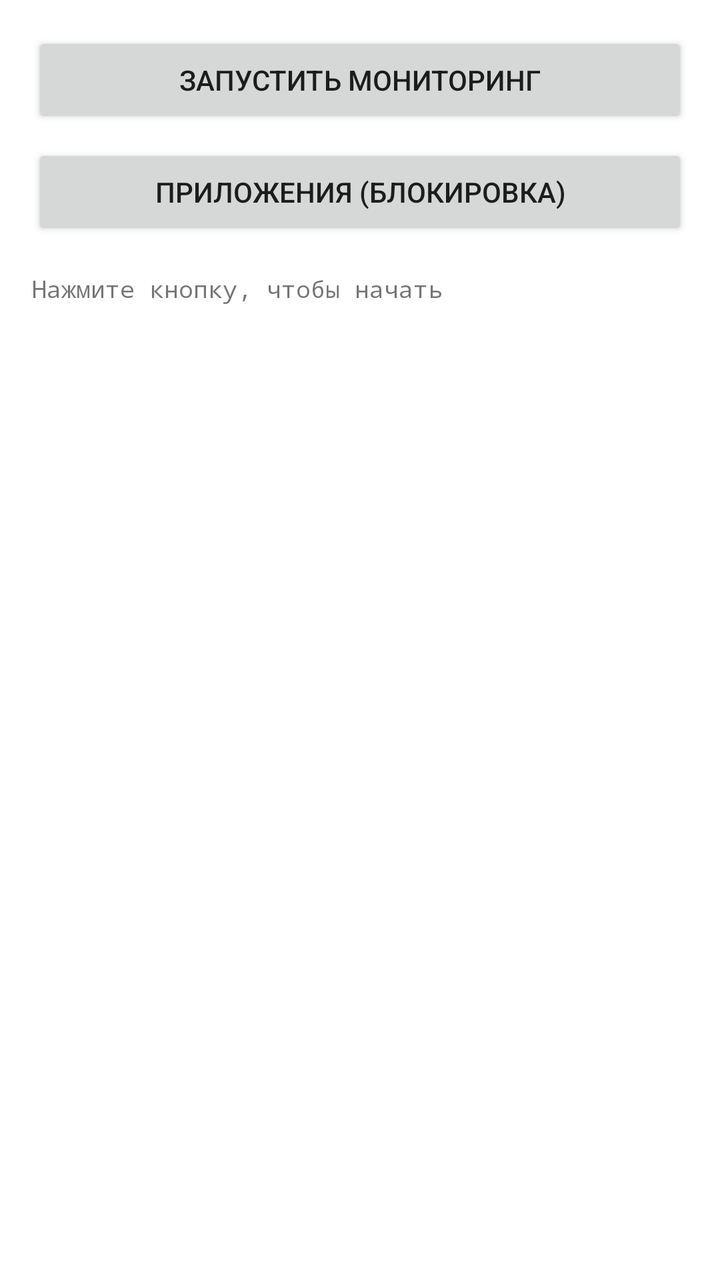
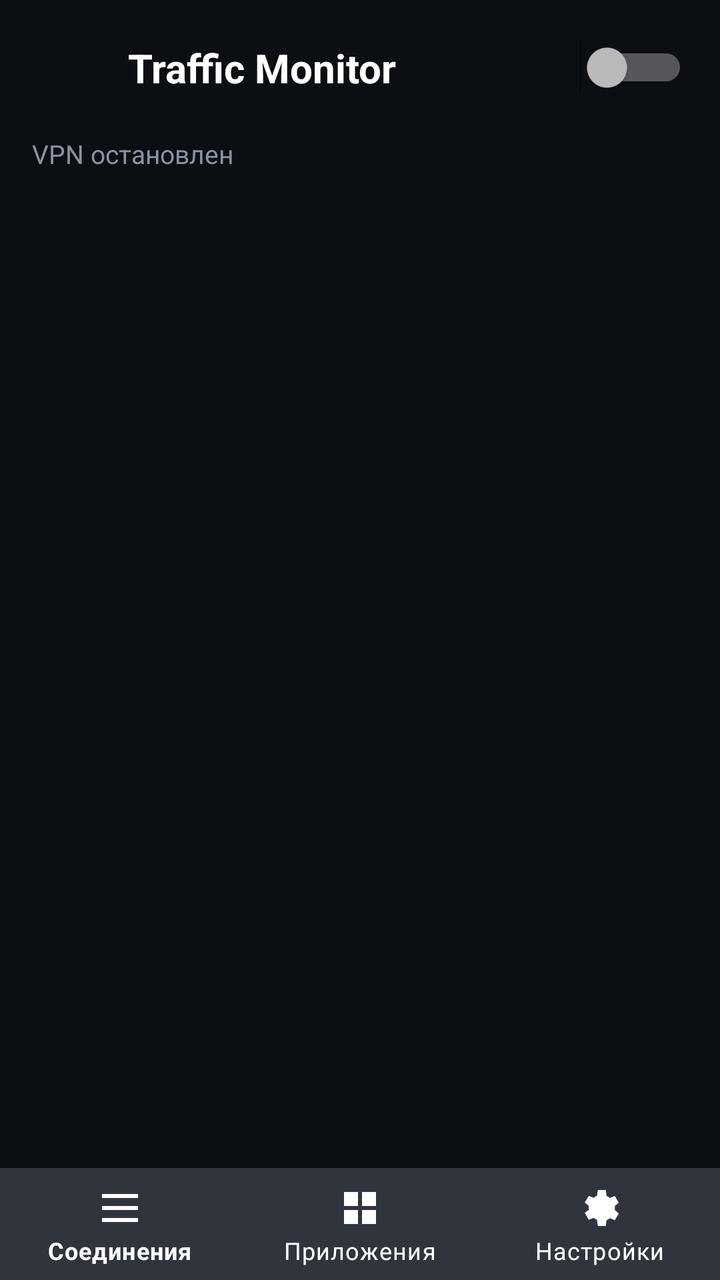

An Android layout rendered at two revisions. The XML below is the earlier revision; the diff shows what the commit changed to produce the second picture.
<!-- AndroidManifest.xml: application theme Theme.TrafficMonitor -->
<!-- res/layout/activity_main.xml -->
<?xml version="1.0" encoding="utf-8"?>
<LinearLayout xmlns:android="http://schemas.android.com/apk/res/android"
    android:layout_width="match_parent"
    android:layout_height="match_parent"
    android:orientation="vertical"
    android:padding="16dp">

    <Button
        android:id="@+id/startButton"
        android:layout_width="match_parent"
        android:layout_height="wrap_content"
        android:text="Запустить мониторинг" />

    <Button
        android:id="@+id/appListButton"
        android:layout_width="match_parent"
        android:layout_height="wrap_content"
        android:layout_marginTop="8dp"
        android:text="Приложения (блокировка)" />

    <ScrollView
        android:layout_width="match_parent"
        android:layout_height="match_parent"
        android:layout_marginTop="16dp">

        <TextView
            android:id="@+id/statusText"
            android:layout_width="match_parent"
            android:layout_height="wrap_content"
            android:fontFamily="monospace"
            android:textSize="12sp"
            android:text="Нажмите кнопку, чтобы начать" />

    </ScrollView>

</LinearLayout>
<!-- resources referenced by this layout -->
<resources>
  <style name="Theme.TrafficMonitor" parent="Theme.MaterialComponents.DayNight.NoActionBar" />
</resources>

<!-- the commit's change to res/layout/activity_main.xml (unified diff, before → after) -->
@@ -1,36 +1,68 @@
 <?xml version="1.0" encoding="utf-8"?>
 <LinearLayout xmlns:android="http://schemas.android.com/apk/res/android"
+    xmlns:app="http://schemas.android.com/apk/res-auto"
     android:layout_width="match_parent"
     android:layout_height="match_parent"
     android:orientation="vertical"
-    android:padding="16dp">
+    android:background="@color/app_background"
+    android:fitsSystemWindows="true">
 
-    <Button
-        android:id="@+id/startButton"
+    
+    <LinearLayout
         android:layout_width="match_parent"
         android:layout_height="wrap_content"
-        android:text="Запустить мониторинг" />
+        android:orientation="horizontal"
+        android:gravity="center_vertical"
+        android:padding="16dp">
 
-    <Button
-        android:id="@+id/appListButton"
+        <ImageView
+            android:layout_width="36dp"
+            android:layout_height="36dp"
+            android:layout_marginEnd="12dp"
+            android:src="@mipmap/ic_launcher"
+            android:contentDescription="@null" />
+
+        <TextView
+            android:layout_width="0dp"
+            android:layout_height="wrap_content"
+            android:layout_weight="1"
+            android:text="@string/app_name"
+            android:textColor="@color/app_text_primary"
+            android:textSize="20sp"
+            android:textStyle="bold" />
+
+        <Switch
+            android:id="@+id/vpnSwitch"
+            android:layout_width="wrap_content"
+            android:layout_height="wrap_content" />
+
+    </LinearLayout>
+
+    
+    <TextView
+        android:id="@+id/statusText"
         android:layout_width="match_parent"
         android:layout_height="wrap_content"
-        android:layout_marginTop="8dp"
-        android:text="Приложения (блокировка)" />
+        android:paddingHorizontal="16dp"
+        android:paddingBottom="8dp"
+        android:text="VPN остановлен"
+        android:textColor="@color/app_text_secondary"
+        android:textSize="13sp" />
 
-    <ScrollView
+    
+    <FrameLayout
+        android:id="@+id/fragmentContainer"
         android:layout_width="match_parent"
-        android:layout_height="match_parent"
-        android:layout_marginTop="16dp">
+        android:layout_height="0dp"
+        android:layout_weight="1" />
 
-        <TextView
-            android:id="@+id/statusText"
-            android:layout_width="match_parent"
-            android:layout_height="wrap_content"
-            android:fontFamily="monospace"
-            android:textSize="12sp"
-            android:text="Нажмите кнопку, чтобы начать" />
-
-    </ScrollView>
+    <com.google.android.material.bottomnavigation.BottomNavigationView
+        android:id="@+id/bottomNav"
+        android:layout_width="match_parent"
+        android:layout_height="wrap_content"
+        android:background="@color/app_surface"
+        app:menu="@menu/bottom_nav_menu"
+        app:itemIconTint="@color/app_text_primary"
+        app:itemTextColor="@color/app_text_primary" />
 
 </LinearLayout>
<!-- resource entries referenced after the edit -->
@@ -1,5 +1,23 @@
 <!-- resources referenced by this layout -->
 <resources>
-  <style name="Theme.TrafficMonitor" parent="Theme.MaterialComponents.DayNight.NoActionBar" />
+  <color name="app_background">#0B0F14</color>
+  <color name="app_surface">#151B24</color>
+  <color name="app_text_primary">#FFFFFF</color>
+  <color name="app_text_secondary">#8A93A1</color>
+  <!-- mipmap ic_launcher (mipmap-anydpi-v26) -->
+  <?xml version="1.0" encoding="utf-8"?>
+  <adaptive-icon xmlns:android="http://schemas.android.com/apk/res/android">
+      <background android:drawable="@color/ic_launcher_background" />
+      <foreground android:drawable="@mipmap/ic_launcher_foreground" />
+  </adaptive-icon>
+  <string name="app_name">Traffic Monitor</string>
+  <style name="Theme.TrafficMonitor" parent="Theme.MaterialComponents.NoActionBar">
+          <item name="colorPrimary">@color/app_accent</item>
+          <item name="colorAccent">@color/app_accent</item>
+          <item name="android:windowBackground">@color/app_background</item>
+          <item name="colorSurface">@color/app_surface</item>
+      </style>
+  <color name="ic_launcher_background">#080D14</color>
+  <color name="app_accent">#FF3B30</color>
 </resources>
 
